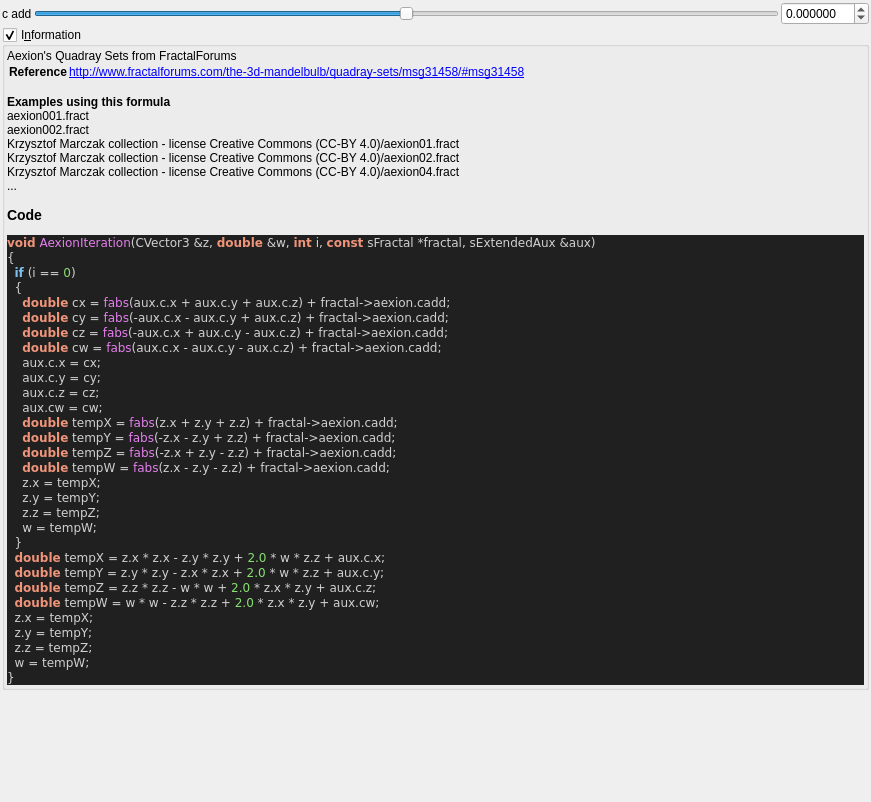
Above: mandelbulber2/formula/ui/fractal_aexion.ui from buddhi1980/mandelbulber2 before the change. Below: the same form after it.
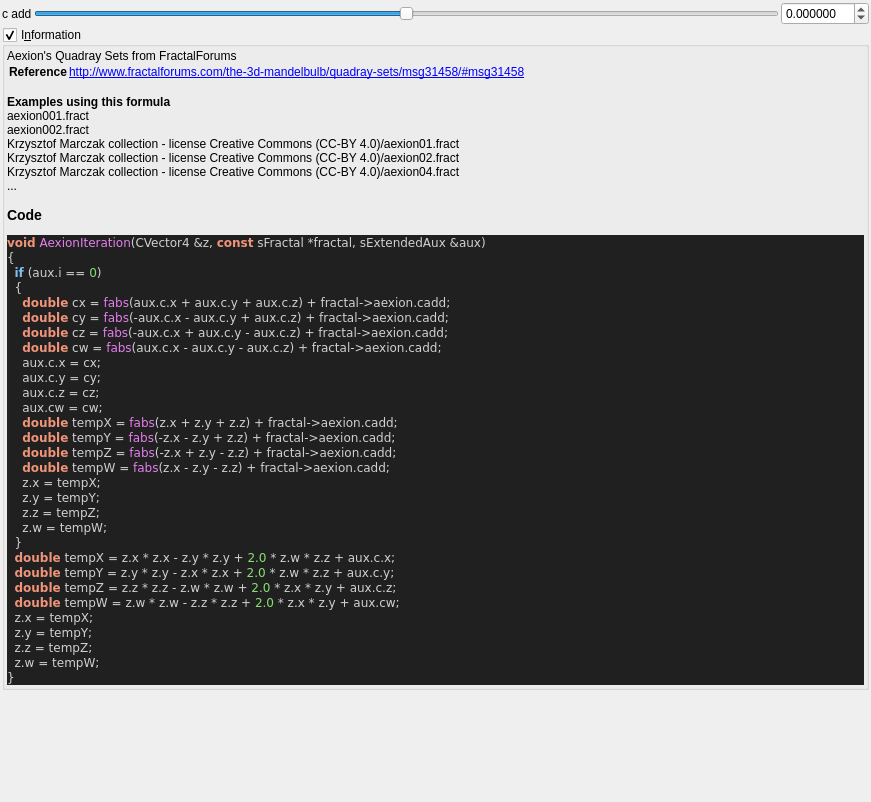
That is the form after the change. Custom widgets are drawn as their Qt base class.

```diff
--- a/mandelbulber2/formula/ui/fractal_aexion.ui
+++ b/mandelbulber2/formula/ui/fractal_aexion.ui
@@ -129,9 +129,9 @@
 &lt;/table&gt;
 &lt;br&gt;&lt;b&gt;Examples using this formula&lt;/b&gt;&lt;br&gt;aexion001.fract&lt;br&gt;aexion002.fract&lt;br&gt;Krzysztof Marczak collection - license Creative Commons (CC-BY 4.0)/aexion01.fract&lt;br&gt;Krzysztof Marczak collection - license Creative Commons (CC-BY 4.0)/aexion02.fract&lt;br&gt;Krzysztof Marczak collection - license Creative Commons (CC-BY 4.0)/aexion04.fract&lt;br&gt;...&lt;h3&gt;Code&lt;/h3&gt;
 &lt;body style=&quot;background-color:#202020&quot;&gt;
-&lt;pre style=&quot;color:#d0d0d0; background-color:#202020;  font-family:'Courier New',monospace;&quot;&gt;&lt;span style=&quot;color:#f09479; font-weight:bold&quot;&gt;void&lt;/span&gt; &lt;span style=&quot;color:#e47eed&quot;&gt;AexionIteration&lt;/span&gt;&lt;span style=&quot;color:#d0d0d0&quot;&gt;(&lt;/span&gt;CVector3 &lt;span style=&quot;color:#d0d0d0&quot;&gt;&amp;amp;&lt;/span&gt;z&lt;span style=&quot;color:#d0d0d0&quot;&gt;,&lt;/span&gt; &lt;span style=&quot;color:#f09479; font-weight:bold&quot;&gt;double&lt;/span&gt; &lt;span style=&quot;color:#d0d0d0&quot;&gt;&amp;amp;&lt;/span&gt;w&lt;span style=&quot;color:#d0d0d0&quot;&gt;,&lt;/span&gt; &lt;span style=&quot;color:#f09479; font-weight:bold&quot;&gt;int&lt;/span&gt; i&lt;span style=&quot;color:#d0d0d0&quot;&gt;,&lt;/span&gt; &lt;span style=&quot;color:#f09479; font-weight:bold&quot;&gt;const&lt;/span&gt; sFractal &lt;span style=&quot;color:#d0d0d0&quot;&gt;*&lt;/span&gt;fractal&lt;span style=&quot;color:#d0d0d0&quot;&gt;,&lt;/span&gt; sExtendedAux &lt;span style=&quot;color:#d0d0d0&quot;&gt;&amp;amp;&lt;/span&gt;aux&lt;span style=&quot;color:#d0d0d0&quot;&gt;)&lt;/span&gt;
+&lt;pre style=&quot;color:#d0d0d0; background-color:#202020;  font-family:'Courier New',monospace;&quot;&gt;&lt;span style=&quot;color:#f09479; font-weight:bold&quot;&gt;void&lt;/span&gt; &lt;span style=&quot;color:#e47eed&quot;&gt;AexionIteration&lt;/span&gt;&lt;span style=&quot;color:#d0d0d0&quot;&gt;(&lt;/span&gt;CVector4 &lt;span style=&quot;color:#d0d0d0&quot;&gt;&amp;amp;&lt;/span&gt;z&lt;span style=&quot;color:#d0d0d0&quot;&gt;,&lt;/span&gt; &lt;span style=&quot;color:#f09479; font-weight:bold&quot;&gt;const&lt;/span&gt; sFractal &lt;span style=&quot;color:#d0d0d0&quot;&gt;*&lt;/span&gt;fractal&lt;span style=&quot;color:#d0d0d0&quot;&gt;,&lt;/span&gt; sExtendedAux &lt;span style=&quot;color:#d0d0d0&quot;&gt;&amp;amp;&lt;/span&gt;aux&lt;span style=&quot;color:#d0d0d0&quot;&gt;)&lt;/span&gt;
 &lt;span style=&quot;color:#d0d0d0&quot;&gt;{&lt;/span&gt;
-  &lt;span style=&quot;color:#7ec0ee; font-weight:bold&quot;&gt;if&lt;/span&gt; &lt;span style=&quot;color:#d0d0d0&quot;&gt;(&lt;/span&gt;i &lt;span style=&quot;color:#d0d0d0&quot;&gt;==&lt;/span&gt; &lt;span style=&quot;color:#87df71&quot;&gt;0&lt;/span&gt;&lt;span style=&quot;color:#d0d0d0&quot;&gt;)&lt;/span&gt;
+  &lt;span style=&quot;color:#7ec0ee; font-weight:bold&quot;&gt;if&lt;/span&gt; &lt;span style=&quot;color:#d0d0d0&quot;&gt;(&lt;/span&gt;aux&lt;span style=&quot;color:#d0d0d0&quot;&gt;.&lt;/span&gt;i &lt;span style=&quot;color:#d0d0d0&quot;&gt;==&lt;/span&gt; &lt;span style=&quot;color:#87df71&quot;&gt;0&lt;/span&gt;&lt;span style=&quot;color:#d0d0d0&quot;&gt;)&lt;/span&gt;
   &lt;span style=&quot;color:#d0d0d0&quot;&gt;{&lt;/span&gt;
     &lt;span style=&quot;color:#f09479; font-weight:bold&quot;&gt;double&lt;/span&gt; cx &lt;span style=&quot;color:#d0d0d0&quot;&gt;=&lt;/span&gt; &lt;span style=&quot;color:#e47eed&quot;&gt;fabs&lt;/span&gt;&lt;span style=&quot;color:#d0d0d0&quot;&gt;(&lt;/span&gt;aux&lt;span style=&quot;color:#d0d0d0&quot;&gt;.&lt;/span&gt;c&lt;span style=&quot;color:#d0d0d0&quot;&gt;.&lt;/span&gt;x &lt;span style=&quot;color:#d0d0d0&quot;&gt;+&lt;/span&gt; aux&lt;span style=&quot;color:#d0d0d0&quot;&gt;.&lt;/span&gt;c&lt;span style=&quot;color:#d0d0d0&quot;&gt;.&lt;/span&gt;y &lt;span style=&quot;color:#d0d0d0&quot;&gt;+&lt;/span&gt; aux&lt;span style=&quot;color:#d0d0d0&quot;&gt;.&lt;/span&gt;c&lt;span style=&quot;color:#d0d0d0&quot;&gt;.&lt;/span&gt;z&lt;span style=&quot;color:#d0d0d0&quot;&gt;) +&lt;/span&gt; fractal&lt;span style=&quot;color:#d0d0d0&quot;&gt;-&amp;gt;&lt;/span&gt;aexion&lt;span style=&quot;color:#d0d0d0&quot;&gt;.&lt;/span&gt;cadd&lt;span style=&quot;color:#d0d0d0&quot;&gt;;&lt;/span&gt;
     &lt;span style=&quot;color:#f09479; font-weight:bold&quot;&gt;double&lt;/span&gt; cy &lt;span style=&quot;color:#d0d0d0&quot;&gt;=&lt;/span&gt; &lt;span style=&quot;color:#e47eed&quot;&gt;fabs&lt;/span&gt;&lt;span style=&quot;color:#d0d0d0&quot;&gt;(-&lt;/span&gt;aux&lt;span style=&quot;color:#d0d0d0&quot;&gt;.&lt;/span&gt;c&lt;span style=&quot;color:#d0d0d0&quot;&gt;.&lt;/span&gt;x &lt;span style=&quot;color:#d0d0d0&quot;&gt;-&lt;/span&gt; aux&lt;span style=&quot;color:#d0d0d0&quot;&gt;.&lt;/span&gt;c&lt;span style=&quot;color:#d0d0d0&quot;&gt;.&lt;/span&gt;y &lt;span style=&quot;color:#d0d0d0&quot;&gt;+&lt;/span&gt; aux&lt;span style=&quot;color:#d0d0d0&quot;&gt;.&lt;/span&gt;c&lt;span style=&quot;color:#d0d0d0&quot;&gt;.&lt;/span&gt;z&lt;span style=&quot;color:#d0d0d0&quot;&gt;) +&lt;/span&gt; fractal&lt;span style=&quot;color:#d0d0d0&quot;&gt;-&amp;gt;&lt;/span&gt;aexion&lt;span style=&quot;color:#d0d0d0&quot;&gt;.&lt;/span&gt;cadd&lt;span style=&quot;color:#d0d0d0&quot;&gt;;&lt;/span&gt;
@@ -148,16 +148,16 @@
     z&lt;span style=&quot;color:#d0d0d0&quot;&gt;.&lt;/span&gt;x &lt;span style=&quot;color:#d0d0d0&quot;&gt;=&lt;/span&gt; tempX&lt;span style=&quot;color:#d0d0d0&quot;&gt;;&lt;/span&gt;
     z&lt;span style=&quot;color:#d0d0d0&quot;&gt;.&lt;/span&gt;y &lt;span style=&quot;color:#d0d0d0&quot;&gt;=&lt;/span&gt; tempY&lt;span style=&quot;color:#d0d0d0&quot;&gt;;&lt;/span&gt;
     z&lt;span style=&quot;color:#d0d0d0&quot;&gt;.&lt;/span&gt;z &lt;span style=&quot;color:#d0d0d0&quot;&gt;=&lt;/span&gt; tempZ&lt;span style=&quot;color:#d0d0d0&quot;&gt;;&lt;/span&gt;
-    w &lt;span style=&quot;color:#d0d0d0&quot;&gt;=&lt;/span&gt; tempW&lt;span style=&quot;color:#d0d0d0&quot;&gt;;&lt;/span&gt;
+    z&lt;span style=&quot;color:#d0d0d0&quot;&gt;.&lt;/span&gt;w &lt;span style=&quot;color:#d0d0d0&quot;&gt;=&lt;/span&gt; tempW&lt;span style=&quot;color:#d0d0d0&quot;&gt;;&lt;/span&gt;
   &lt;span style=&quot;color:#d0d0d0&quot;&gt;}&lt;/span&gt;
-  &lt;span style=&quot;color:#f09479; font-weight:bold&quot;&gt;double&lt;/span&gt; tempX &lt;span style=&quot;color:#d0d0d0&quot;&gt;=&lt;/span&gt; z&lt;span style=&quot;color:#d0d0d0&quot;&gt;.&lt;/span&gt;x &lt;span style=&quot;color:#d0d0d0&quot;&gt;*&lt;/span&gt; z&lt;span style=&quot;color:#d0d0d0&quot;&gt;.&lt;/span&gt;x &lt;span style=&quot;color:#d0d0d0&quot;&gt;-&lt;/span&gt; z&lt;span style=&quot;color:#d0d0d0&quot;&gt;.&lt;/span&gt;y &lt;span style=&quot;color:#d0d0d0&quot;&gt;*&lt;/span&gt; z&lt;span style=&quot;color:#d0d0d0&quot;&gt;.&lt;/span&gt;y &lt;span style=&quot;color:#d0d0d0&quot;&gt;+&lt;/span&gt; &lt;span style=&quot;color:#87df71&quot;&gt;2.0&lt;/span&gt; &lt;span style=&quot;color:#d0d0d0&quot;&gt;*&lt;/span&gt; w &lt;span style=&quot;color:#d0d0d0&quot;&gt;*&lt;/span&gt; z&lt;span style=&quot;color:#d0d0d0&quot;&gt;.&lt;/span&gt;z &lt;span style=&quot;color:#d0d0d0&quot;&gt;+&lt;/span&gt; aux&lt;span style=&quot;color:#d0d0d0&quot;&gt;.&lt;/span&gt;c&lt;span style=&quot;color:#d0d0d0&quot;&gt;.&lt;/span&gt;x&lt;span style=&quot;color:#d0d0d0&quot;&gt;;&lt;/span&gt;
-  &lt;span style=&quot;color:#f09479; font-weight:bold&quot;&gt;double&lt;/span&gt; tempY &lt;span style=&quot;color:#d0d0d0&quot;&gt;=&lt;/span&gt; z&lt;span style=&quot;color:#d0d0d0&quot;&gt;.&lt;/span&gt;y &lt;span style=&quot;color:#d0d0d0&quot;&gt;*&lt;/span&gt; z&lt;span style=&quot;color:#d0d0d0&quot;&gt;.&lt;/span&gt;y &lt;span style=&quot;color:#d0d0d0&quot;&gt;-&lt;/span&gt; z&lt;span style=&quot;color:#d0d0d0&quot;&gt;.&lt;/span&gt;x &lt;span style=&quot;color:#d0d0d0&quot;&gt;*&lt;/span&gt; z&lt;span style=&quot;color:#d0d0d0&quot;&gt;.&lt;/span&gt;x &lt;span style=&quot;color:#d0d0d0&quot;&gt;+&lt;/span&gt; &lt;span style=&quot;color:#87df71&quot;&gt;2.0&lt;/span&gt; &lt;span style=&quot;color:#d0d0d0&quot;&gt;*&lt;/span&gt; w &lt;span style=&quot;color:#d0d0d0&quot;&gt;*&lt;/span&gt; z&lt;span style=&quot;color:#d0d0d0&quot;&gt;.&lt;/span&gt;z &lt;span style=&quot;color:#d0d0d0&quot;&gt;+&lt;/span&gt; aux&lt;span style=&quot;color:#d0d0d0&quot;&gt;.&lt;/span&gt;c&lt;span style=&quot;color:#d0d0d0&quot;&gt;.&lt;/span&gt;y&lt;span style=&quot;color:#d0d0d0&quot;&gt;;&lt;/span&gt;
-  &lt;span style=&quot;color:#f09479; font-weight:bold&quot;&gt;double&lt;/span&gt; tempZ &lt;span style=&quot;color:#d0d0d0&quot;&gt;=&lt;/span&gt; z&lt;span style=&quot;color:#d0d0d0&quot;&gt;.&lt;/span&gt;z &lt;span style=&quot;color:#d0d0d0&quot;&gt;*&lt;/span&gt; z&lt;span style=&quot;color:#d0d0d0&quot;&gt;.&lt;/span&gt;z &lt;span style=&quot;color:#d0d0d0&quot;&gt;-&lt;/span&gt; w &lt;span style=&quot;color:#d0d0d0&quot;&gt;*&lt;/span&gt; w &lt;span style=&quot;color:#d0d0d0&quot;&gt;+&lt;/span&gt; &lt;span style=&quot;color:#87df71&quot;&gt;2.0&lt;/span&gt; &lt;span style=&quot;color:#d0d0d0&quot;&gt;*&lt;/span&gt; z&lt;span style=&quot;color:#d0d0d0&quot;&gt;.&lt;/span&gt;x &lt;span style=&quot;color:#d0d0d0&quot;&gt;*&lt;/span&gt; z&lt;span style=&quot;color:#d0d0d0&quot;&gt;.&lt;/span&gt;y &lt;span style=&quot;color:#d0d0d0&quot;&gt;+&lt;/span&gt; aux&lt;span style=&quot;color:#d0d0d0&quot;&gt;.&lt;/span&gt;c&lt;span style=&quot;color:#d0d0d0&quot;&gt;.&lt;/span&gt;z&lt;span style=&quot;color:#d0d0d0&quot;&gt;;&lt;/span&gt;
-  &lt;span style=&quot;color:#f09479; font-weight:bold&quot;&gt;double&lt;/span&gt; tempW &lt;span style=&quot;color:#d0d0d0&quot;&gt;=&lt;/span&gt; w &lt;span style=&quot;color:#d0d0d0&quot;&gt;*&lt;/span&gt; w &lt;span style=&quot;color:#d0d0d0&quot;&gt;-&lt;/span&gt; z&lt;span style=&quot;color:#d0d0d0&quot;&gt;.&lt;/span&gt;z &lt;span style=&quot;color:#d0d0d0&quot;&gt;*&lt;/span&gt; z&lt;span style=&quot;color:#d0d0d0&quot;&gt;.&lt;/span&gt;z &lt;span style=&quot;color:#d0d0d0&quot;&gt;+&lt;/span&gt; &lt;span style=&quot;color:#87df71&quot;&gt;2.0&lt;/span&gt; &lt;span style=&quot;color:#d0d0d0&quot;&gt;*&lt;/span&gt; z&lt;span style=&quot;color:#d0d0d0&quot;&gt;.&lt;/span&gt;x &lt;span style=&quot;color:#d0d0d0&quot;&gt;*&lt;/span&gt; z&lt;span style=&quot;color:#d0d0d0&quot;&gt;.&lt;/span&gt;y &lt;span style=&quot;color:#d0d0d0&quot;&gt;+&lt;/span&gt; aux&lt;span style=&quot;color:#d0d0d0&quot;&gt;.&lt;/span&gt;cw&lt;span style=&quot;color:#d0d0d0&quot;&gt;;&lt;/span&gt;
+  &lt;span style=&quot;color:#f09479; font-weight:bold&quot;&gt;double&lt;/span&gt; tempX &lt;span style=&quot;color:#d0d0d0&quot;&gt;=&lt;/span&gt; z&lt;span style=&quot;color:#d0d0d0&quot;&gt;.&lt;/span&gt;x &lt;span style=&quot;color:#d0d0d0&quot;&gt;*&lt;/span&gt; z&lt;span style=&quot;color:#d0d0d0&quot;&gt;.&lt;/span&gt;x &lt;span style=&quot;color:#d0d0d0&quot;&gt;-&lt;/span&gt; z&lt;span style=&quot;color:#d0d0d0&quot;&gt;.&lt;/span&gt;y &lt;span style=&quot;color:#d0d0d0&quot;&gt;*&lt;/span&gt; z&lt;span style=&quot;color:#d0d0d0&quot;&gt;.&lt;/span&gt;y &lt;span style=&quot;color:#d0d0d0&quot;&gt;+&lt;/span&gt; &lt;span style=&quot;color:#87df71&quot;&gt;2.0&lt;/span&gt; &lt;span style=&quot;color:#d0d0d0&quot;&gt;*&lt;/span&gt; z&lt;span style=&quot;color:#d0d0d0&quot;&gt;.&lt;/span&gt;w &lt;span style=&quot;color:#d0d0d0&quot;&gt;*&lt;/span&gt; z&lt;span style=&quot;color:#d0d0d0&quot;&gt;.&lt;/span&gt;z &lt;span style=&quot;color:#d0d0d0&quot;&gt;+&lt;/span&gt; aux&lt;span style=&quot;color:#d0d0d0&quot;&gt;.&lt;/span&gt;c&lt;span style=&quot;color:#d0d0d0&quot;&gt;.&lt;/span&gt;x&lt;span style=&quot;color:#d0d0d0&quot;&gt;;&lt;/span&gt;
+  &lt;span style=&quot;color:#f09479; font-weight:bold&quot;&gt;double&lt;/span&gt; tempY &lt;span style=&quot;color:#d0d0d0&quot;&gt;=&lt;/span&gt; z&lt;span style=&quot;color:#d0d0d0&quot;&gt;.&lt;/span&gt;y &lt;span style=&quot;color:#d0d0d0&quot;&gt;*&lt;/span&gt; z&lt;span style=&quot;color:#d0d0d0&quot;&gt;.&lt;/span&gt;y &lt;span style=&quot;color:#d0d0d0&quot;&gt;-&lt;/span&gt; z&lt;span style=&quot;color:#d0d0d0&quot;&gt;.&lt;/span&gt;x &lt;span style=&quot;color:#d0d0d0&quot;&gt;*&lt;/span&gt; z&lt;span style=&quot;color:#d0d0d0&quot;&gt;.&lt;/span&gt;x &lt;span style=&quot;color:#d0d0d0&quot;&gt;+&lt;/span&gt; &lt;span style=&quot;color:#87df71&quot;&gt;2.0&lt;/span&gt; &lt;span style=&quot;color:#d0d0d0&quot;&gt;*&lt;/span&gt; z&lt;span style=&quot;color:#d0d0d0&quot;&gt;.&lt;/span&gt;w &lt;span style=&quot;color:#d0d0d0&quot;&gt;*&lt;/span&gt; z&lt;span style=&quot;color:#d0d0d0&quot;&gt;.&lt;/span&gt;z &lt;span style=&quot;color:#d0d0d0&quot;&gt;+&lt;/span&gt; aux&lt;span style=&quot;color:#d0d0d0&quot;&gt;.&lt;/span&gt;c&lt;span style=&quot;color:#d0d0d0&quot;&gt;.&lt;/span&gt;y&lt;span style=&quot;color:#d0d0d0&quot;&gt;;&lt;/span&gt;
+  &lt;span style=&quot;color:#f09479; font-weight:bold&quot;&gt;double&lt;/span&gt; tempZ &lt;span style=&quot;color:#d0d0d0&quot;&gt;=&lt;/span&gt; z&lt;span style=&quot;color:#d0d0d0&quot;&gt;.&lt;/span&gt;z &lt;span style=&quot;color:#d0d0d0&quot;&gt;*&lt;/span&gt; z&lt;span style=&quot;color:#d0d0d0&quot;&gt;.&lt;/span&gt;z &lt;span style=&quot;color:#d0d0d0&quot;&gt;-&lt;/span&gt; z&lt;span style=&quot;color:#d0d0d0&quot;&gt;.&lt;/span&gt;w &lt;span style=&quot;color:#d0d0d0&quot;&gt;*&lt;/span&gt; z&lt;span style=&quot;color:#d0d0d0&quot;&gt;.&lt;/span&gt;w &lt;span style=&quot;color:#d0d0d0&quot;&gt;+&lt;/span&gt; &lt;span style=&quot;color:#87df71&quot;&gt;2.0&lt;/span&gt; &lt;span style=&quot;color:#d0d0d0&quot;&gt;*&lt;/span&gt; z&lt;span style=&quot;color:#d0d0d0&quot;&gt;.&lt;/span&gt;x &lt;span style=&quot;color:#d0d0d0&quot;&gt;*&lt;/span&gt; z&lt;span style=&quot;color:#d0d0d0&quot;&gt;.&lt;/span&gt;y &lt;span style=&quot;color:#d0d0d0&quot;&gt;+&lt;/span&gt; aux&lt;span style=&quot;color:#d0d0d0&quot;&gt;.&lt;/span&gt;c&lt;span style=&quot;color:#d0d0d0&quot;&gt;.&lt;/span&gt;z&lt;span style=&quot;color:#d0d0d0&quot;&gt;;&lt;/span&gt;
+  &lt;span style=&quot;color:#f09479; font-weight:bold&quot;&gt;double&lt;/span&gt; tempW &lt;span style=&quot;color:#d0d0d0&quot;&gt;=&lt;/span&gt; z&lt;span style=&quot;color:#d0d0d0&quot;&gt;.&lt;/span&gt;w &lt;span style=&quot;color:#d0d0d0&quot;&gt;*&lt;/span&gt; z&lt;span style=&quot;color:#d0d0d0&quot;&gt;.&lt;/span&gt;w &lt;span style=&quot;color:#d0d0d0&quot;&gt;-&lt;/span&gt; z&lt;span style=&quot;color:#d0d0d0&quot;&gt;.&lt;/span&gt;z &lt;span style=&quot;color:#d0d0d0&quot;&gt;*&lt;/span&gt; z&lt;span style=&quot;color:#d0d0d0&quot;&gt;.&lt;/span&gt;z &lt;span style=&quot;color:#d0d0d0&quot;&gt;+&lt;/span&gt; &lt;span style=&quot;color:#87df71&quot;&gt;2.0&lt;/span&gt; &lt;span style=&quot;color:#d0d0d0&quot;&gt;*&lt;/span&gt; z&lt;span style=&quot;color:#d0d0d0&quot;&gt;.&lt;/span&gt;x &lt;span style=&quot;color:#d0d0d0&quot;&gt;*&lt;/span&gt; z&lt;span style=&quot;color:#d0d0d0&quot;&gt;.&lt;/span&gt;y &lt;span style=&quot;color:#d0d0d0&quot;&gt;+&lt;/span&gt; aux&lt;span style=&quot;color:#d0d0d0&quot;&gt;.&lt;/span&gt;cw&lt;span style=&quot;color:#d0d0d0&quot;&gt;;&lt;/span&gt;
   z&lt;span style=&quot;color:#d0d0d0&quot;&gt;.&lt;/span&gt;x &lt;span style=&quot;color:#d0d0d0&quot;&gt;=&lt;/span&gt; tempX&lt;span style=&quot;color:#d0d0d0&quot;&gt;;&lt;/span&gt;
   z&lt;span style=&quot;color:#d0d0d0&quot;&gt;.&lt;/span&gt;y &lt;span style=&quot;color:#d0d0d0&quot;&gt;=&lt;/span&gt; tempY&lt;span style=&quot;color:#d0d0d0&quot;&gt;;&lt;/span&gt;
   z&lt;span style=&quot;color:#d0d0d0&quot;&gt;.&lt;/span&gt;z &lt;span style=&quot;color:#d0d0d0&quot;&gt;=&lt;/span&gt; tempZ&lt;span style=&quot;color:#d0d0d0&quot;&gt;;&lt;/span&gt;
-  w &lt;span style=&quot;color:#d0d0d0&quot;&gt;=&lt;/span&gt; tempW&lt;span style=&quot;color:#d0d0d0&quot;&gt;;&lt;/span&gt;
+  z&lt;span style=&quot;color:#d0d0d0&quot;&gt;.&lt;/span&gt;w &lt;span style=&quot;color:#d0d0d0&quot;&gt;=&lt;/span&gt; tempW&lt;span style=&quot;color:#d0d0d0&quot;&gt;;&lt;/span&gt;
 &lt;span style=&quot;color:#d0d0d0&quot;&gt;}&lt;/span&gt;
 &lt;/pre&gt;
 &lt;/body&gt;</string>
```
